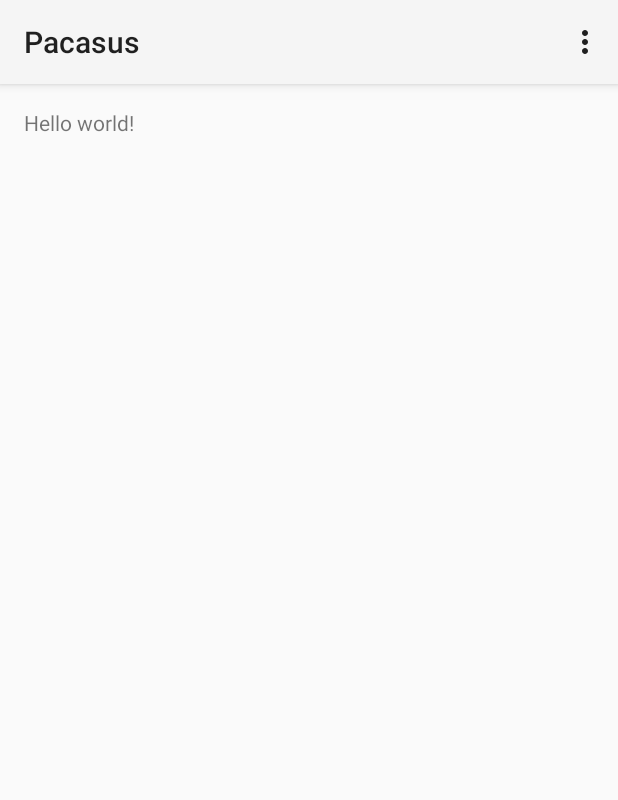
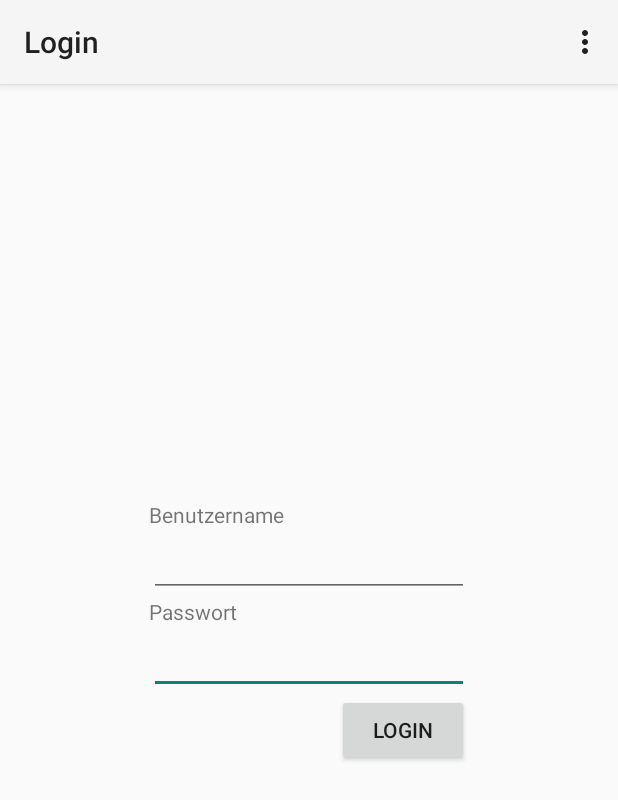
Before and after one commit to GabschCorp/pacasus, an Android app: the screen it shows after launch (MainActivity before the commit, LoginActivity after it), on a phone screen of 412 x 824 dp. Shown: the top 800 px of the screen. Run offline under Robolectric (Android 15) with nearby library versions, the phone set to English and light mode, and no system bars.

Commit message:
added basic-login activity

```diff
--- a/app/src/main/AndroidManifest.xml
+++ b/app/src/main/AndroidManifest.xml
@@ -10,11 +10,15 @@
         <activity
             android:name=".MainActivity"
             android:label="@string/app_name" >
+        </activity>
+        <activity
+            android:name=".LoginActivity"
+            android:label="@string/title_activity_login" >
             <intent-filter>
                 <action android:name="android.intent.action.MAIN" />
-
                 <category android:name="android.intent.category.LAUNCHER" />
             </intent-filter>
+
         </activity>
     </application>
 
--- /dev/null
+++ b/app/src/main/java/de/berufsschule_freising/pacasus/LoginActivity.java
@@ -0,0 +1,69 @@
+package de.berufsschule_freising.pacasus;
+
+import android.app.Activity;
+import android.content.Intent;
+import android.os.Bundle;
+import android.view.Menu;
+import android.view.MenuItem;
+import android.view.View;
+import android.widget.EditText;
+import android.widget.Button;
+import android.widget.Toast;
+
+public class LoginActivity extends Activity implements View.OnClickListener {
+
+    private Button btnLogin;
+    private EditText txtUsername;
+    private EditText txtPassword;
+
+    @Override
+    protected void onCreate(Bundle savedInstanceState) {
+        super.onCreate(savedInstanceState);
+        setContentView(R.layout.activity_login);
+
+        // Get Elements from ActivityView
+        // TODO: Gibt es eine bessere Lösung dafür??
+        this.btnLogin = (Button)this.findViewById(R.id.btnLogin);
+        this.txtUsername = (EditText)this.findViewById(R.id.txtUsername);
+        this.txtPassword = (EditText)this.findViewById(R.id.txtPassword);
+        // add Eventhandler
+        this.btnLogin.setOnClickListener(this);
+    }
+
+    public void onClick(View v){
+        // TODO: Mit DB abfragen
+        if (this.txtUsername.getText().toString().equals("admin")){
+            if (this.txtPassword.getText().toString().equals("123")){
+                Toast.makeText(this, "Super! Login erfolgreich :D", Toast.LENGTH_LONG).show();
+                Intent mainIntent = new Intent(this, MainActivity.class);
+                this.startActivity(mainIntent);
+            }else {
+                Toast.makeText(this, "Falsche Zugangsdaten; Passwort ist falsch!", Toast.LENGTH_LONG).show();
+            }
+        } else {
+            Toast.makeText(this, "Falsche Zugangsdaten; Benutzername ist falsch!", Toast.LENGTH_LONG).show();
+        }
+    }
+
+    @Override
+    public boolean onCreateOptionsMenu(Menu menu) {
+        // Inflate the menu; this adds items to the action bar if it is present.
+        getMenuInflater().inflate(R.menu.menu_login, menu);
+        return true;
+    }
+
+    @Override
+    public boolean onOptionsItemSelected(MenuItem item) {
+        // Handle action bar item clicks here. The action bar will
+        // automatically handle clicks on the Home/Up button, so long
+        // as you specify a parent activity in AndroidManifest.xml.
+        int id = item.getItemId();
+
+        //noinspection SimplifiableIfStatement
+        if (id == R.id.action_settings) {
+            return true;
+        }
+
+        return super.onOptionsItemSelected(item);
+    }
+}
--- /dev/null
+++ b/app/src/main/res/layout/activity_login.xml
@@ -0,0 +1,51 @@
+<RelativeLayout xmlns:android="http://schemas.android.com/apk/res/android"
+    xmlns:tools="http://schemas.android.com/tools" android:layout_width="match_parent"
+    android:layout_height="match_parent" android:paddingLeft="@dimen/activity_horizontal_margin"
+    android:paddingRight="@dimen/activity_horizontal_margin"
+    android:paddingTop="@dimen/activity_vertical_margin"
+    android:paddingBottom="@dimen/activity_vertical_margin"
+    tools:context="de.berufsschule_freising.pacasus.LoginActivity">
+
+    <EditText
+        android:layout_width="wrap_content"
+        android:layout_height="wrap_content"
+        android:inputType="numberPassword"
+        android:ems="10"
+        android:id="@+id/txtPassword"
+        android:layout_centerVertical="true"
+        android:layout_centerHorizontal="true" />
+
+    <EditText
+        android:layout_width="wrap_content"
+        android:layout_height="wrap_content"
+        android:inputType="textPersonName"
+        android:id="@+id/txtUsername"
+        android:singleLine="true"
+        android:layout_alignStart="@+id/txtPassword"
+        android:layout_above="@+id/lblPassword"
+        android:layout_alignEnd="@+id/txtPassword" />
+
+    <TextView
+        android:layout_width="wrap_content"
+        android:layout_height="wrap_content"
+        android:text="@string/res_lblUsername"
+        android:id="@+id/lblUsername"
+        android:layout_above="@+id/txtUsername"
+        android:layout_alignStart="@+id/txtUsername" />
+
+    <TextView
+        android:layout_width="wrap_content"
+        android:layout_height="wrap_content"
+        android:text="@string/res_lblPassword"
+        android:id="@+id/lblPassword"
+        android:layout_above="@+id/txtPassword"
+        android:layout_alignStart="@+id/txtPassword" />
+
+    <Button
+        android:layout_width="wrap_content"
+        android:layout_height="wrap_content"
+        android:text="@string/res_btnLogin"
+        android:id="@+id/btnLogin"
+        android:layout_below="@+id/txtPassword"
+        android:layout_alignEnd="@+id/txtPassword" />
+</RelativeLayout>
--- /dev/null
+++ b/app/src/main/res/menu/menu_login.xml
@@ -0,0 +1,6 @@
+<menu xmlns:android="http://schemas.android.com/apk/res/android"
+    xmlns:tools="http://schemas.android.com/tools"
+    tools:context="de.berufsschule_freising.pacasus.LoginActivity">
+    <item android:id="@+id/action_settings" android:title="@string/action_settings"
+        android:orderInCategory="100" android:showAsAction="never" />
+</menu>
--- a/app/src/main/res/values/strings.xml
+++ b/app/src/main/res/values/strings.xml
@@ -3,4 +3,8 @@
 
     <string name="hello_world">Hello world!</string>
     <string name="action_settings">Settings</string>
+    <string name="title_activity_login">Login</string>
+    <string name="res_lblUsername">Benutzername</string>
+    <string name="res_lblPassword">Passwort</string>
+    <string name="res_btnLogin">Login</string>
 </resources>
```
Also changed, not shown: 1 other file.
